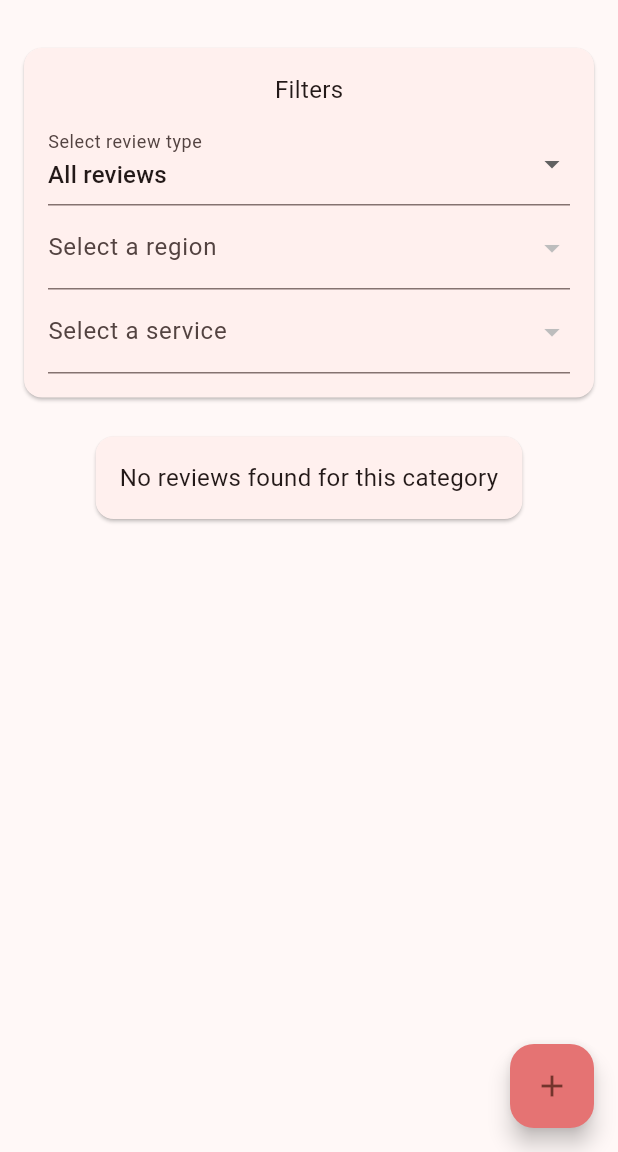
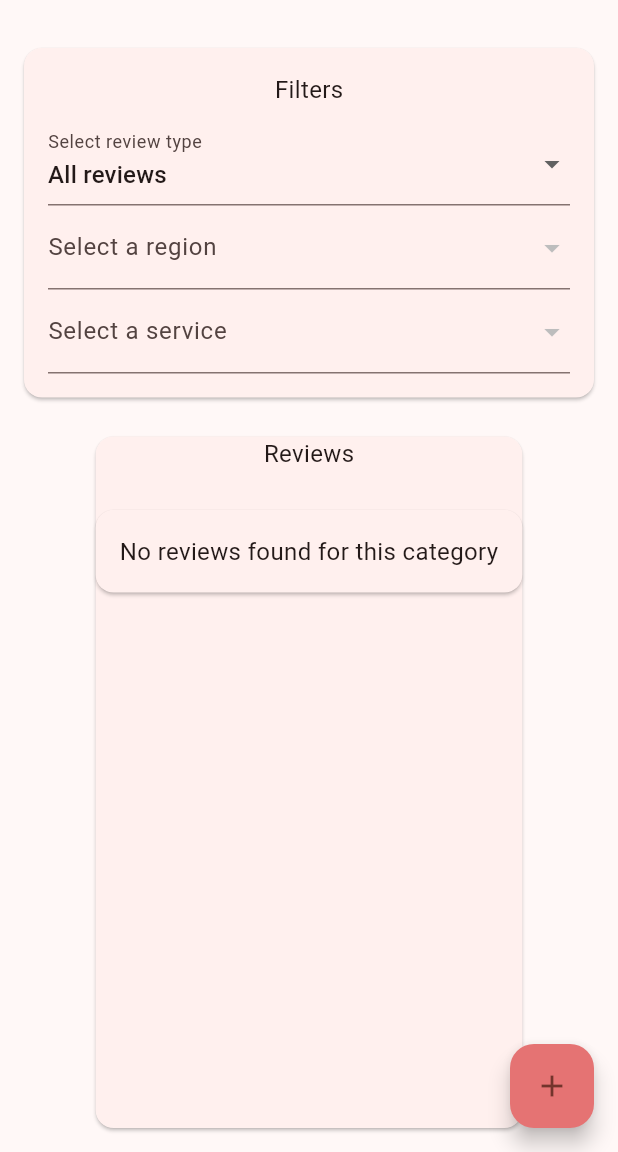
Before and after one commit to Meghshanth/296A, a Flutter app: the Review screen opened directly, on a phone screen of 412 x 824 dp, the part 84-1236 px from its top. Run offline on Flutter 3.47's test engine with Material 2 defaults, Android fonts, the phone set to English and light mode, and no system bars; our stand-ins replace cloud_firestore, firebase_auth, firebase_core; accounts and stored records are empty.

Commit message:
added review list

```diff
--- a/pfsi/lib/reviewPages/review.dart
+++ b/pfsi/lib/reviewPages/review.dart
@@ -225,7 +225,17 @@ class _ReviewPageState extends State<Review> with TickerProviderStateMixin {
               height: 10.0,
             ),
             Flexible(
-              child: ValueListenableBuilder<String>(
+              child: Card(
+                  margin: EdgeInsets.only(top: 16),
+                  child: Column(
+                    children: [  Text(
+                            'Reviews',
+                            style: TextStyle(fontSize: 16),
+                          ),
+                          SizedBox(
+                            height: 10.0,
+                          ),
+                          Flexible( child: ValueListenableBuilder<String>(
                         valueListenable: _selectedReviewTypeNotifier,
                         builder: (context, selectedOption, child) {
                           return StreamBuilder<QuerySnapshot>(
@@ -248,7 +258,8 @@ class _ReviewPageState extends State<Review> with TickerProviderStateMixin {
                                               Navigator.push(
                                                 context,
                                                 MaterialPageRoute(
-                                          builder: (context) => DiscussionView(
+                                                  builder: (context) =>
+                                                      DiscussionView(
                                                     documents[index].id,
                                                   ),
                                                 ),
@@ -283,7 +294,9 @@ class _ReviewPageState extends State<Review> with TickerProviderStateMixin {
                             },
                           );
                         },
-              ),
+                      ))
+                    ],
+                  )),
             ),
           ],
         ),
```
Lines whose indentation alone changed are shown as unchanged.
